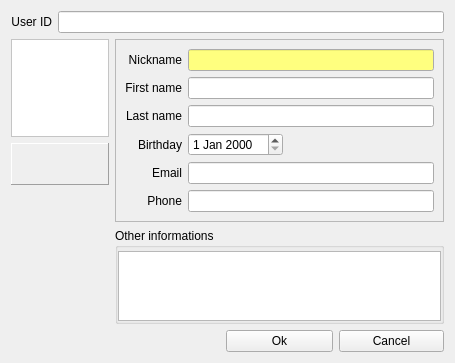
Before: the Qt Designer form src/GuiEditVCard.ui in hwgao/beebeep, drawn with Qt 5.
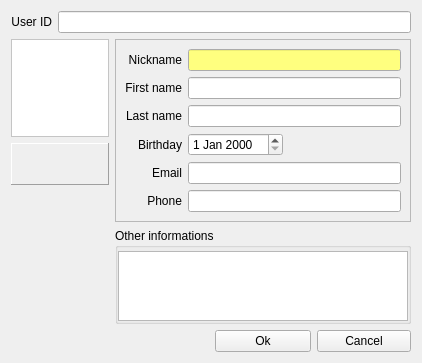
After: the same form once the commit is applied. Icons and pictures are not drawn.

Diff of the .ui file:
```diff
--- a/src/GuiEditVCard.ui
+++ b/src/GuiEditVCard.ui
@@ -6,7 +6,7 @@
    <rect>
     <x>0</x>
     <y>0</y>
-    <width>455</width>
+    <width>422</width>
     <height>340</height>
    </rect>
   </property>
```
